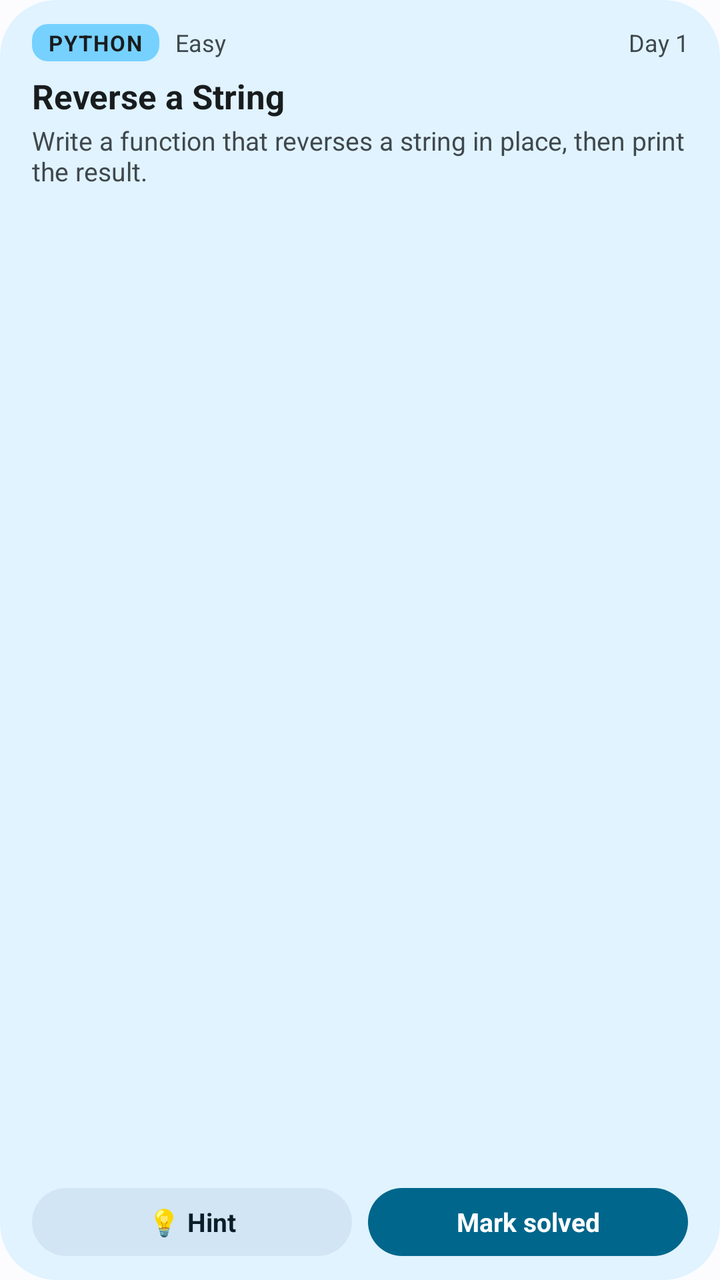
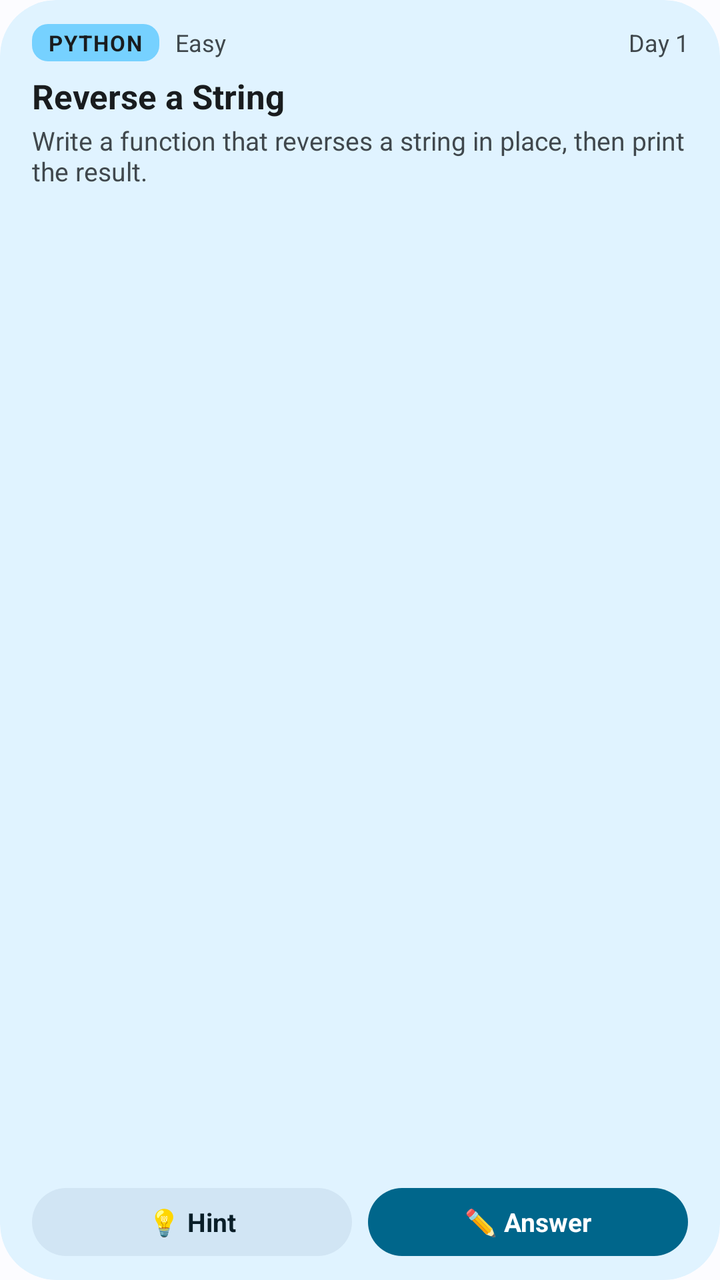

Two renders of the same Android screen: before a commit and after it. Below are the layout's source before the change and the commit's diff.
<!-- AndroidManifest.xml: application theme Theme.DailyCode -->
<!-- res/layout/widget_daily.xml -->
<?xml version="1.0" encoding="utf-8"?>
<LinearLayout xmlns:android="http://schemas.android.com/apk/res/android"
    android:id="@android:id/background"
    android:layout_width="match_parent"
    android:layout_height="match_parent"
    android:background="@drawable/widget_bg"
    android:clipToOutline="true"
    android:orientation="vertical"
    android:paddingStart="16dp"
    android:paddingTop="12dp"
    android:paddingEnd="16dp"
    android:paddingBottom="12dp">

    <LinearLayout
        android:layout_width="match_parent"
        android:layout_height="wrap_content"
        android:gravity="center_vertical"
        android:orientation="horizontal">

        <TextView
            android:id="@+id/chip_lang"
            android:layout_width="wrap_content"
            android:layout_height="wrap_content"
            android:background="@drawable/chip_py"
            android:letterSpacing="0.06"
            android:paddingStart="8dp"
            android:paddingTop="2dp"
            android:paddingEnd="8dp"
            android:paddingBottom="2dp"
            android:text="@string/sample_lang"
            android:textColor="@color/chip_text"
            android:textSize="11sp"
            android:textStyle="bold" />

        <TextView
            android:id="@+id/text_difficulty"
            android:layout_width="wrap_content"
            android:layout_height="wrap_content"
            android:layout_marginStart="8dp"
            android:text="@string/sample_difficulty"
            android:textColor="@color/text_secondary"
            android:textSize="12sp" />

        <TextView
            android:id="@+id/text_meta"
            android:layout_width="0dp"
            android:layout_height="wrap_content"
            android:layout_weight="1"
            android:gravity="end"
            android:maxLines="1"
            android:text="@string/sample_meta"
            android:textColor="@color/text_secondary"
            android:textSize="12sp" />
    </LinearLayout>

    <TextView
        android:id="@+id/text_title"
        android:layout_width="match_parent"
        android:layout_height="wrap_content"
        android:layout_marginTop="6dp"
        android:ellipsize="end"
        android:maxLines="1"
        android:text="@string/sample_title"
        android:textColor="@color/text_primary"
        android:textSize="17sp"
        android:textStyle="bold" />

    <TextView
        android:id="@+id/text_prompt"
        android:layout_width="match_parent"
        android:layout_height="0dp"
        android:layout_marginTop="2dp"
        android:layout_weight="1"
        android:ellipsize="end"
        android:maxLines="2"
        android:text="@string/sample_prompt"
        android:textColor="@color/text_secondary"
        android:textSize="13sp" />

    <LinearLayout
        android:layout_width="match_parent"
        android:layout_height="wrap_content"
        android:layout_marginTop="6dp"
        android:orientation="horizontal">

        <TextView
            android:id="@+id/btn_hint"
            android:layout_width="0dp"
            android:layout_height="34dp"
            android:layout_weight="1"
            android:background="@drawable/btn_secondary"
            android:gravity="center"
            android:text="@string/widget_hint"
            android:textColor="@color/on_btn_secondary"
            android:textSize="13sp"
            android:textStyle="bold" />

        <TextView
            android:id="@+id/btn_solved"
            android:layout_width="0dp"
            android:layout_height="34dp"
            android:layout_marginStart="8dp"
            android:layout_weight="1"
            android:background="@drawable/btn_primary"
            android:gravity="center"
            android:text="@string/widget_mark_solved"
            android:textColor="@color/on_btn_primary"
            android:textSize="13sp"
            android:textStyle="bold" />
    </LinearLayout>
</LinearLayout>
<!-- resources referenced by this layout -->
<resources>
  <color name="chip_text">@android:color/system_neutral1_900</color>
  <color name="on_btn_primary">@android:color/system_accent1_0</color>
  <color name="on_btn_secondary">@android:color/system_accent2_900</color>
  <color name="text_primary">@android:color/system_neutral1_900</color>
  <color name="text_secondary">@android:color/system_neutral2_700</color>
  <!-- drawable btn_primary (drawable) -->
  <?xml version="1.0" encoding="utf-8"?>
  <ripple xmlns:android="http://schemas.android.com/apk/res/android"
      android:color="?android:attr/colorControlHighlight">
      <item>
          <shape android:shape="rectangle">
              <solid android:color="@color/btn_primary" />
              <corners android:radius="100dp" />
          </shape>
      </item>
  </ripple>
  <!-- drawable btn_secondary (drawable) -->
  <?xml version="1.0" encoding="utf-8"?>
  <ripple xmlns:android="http://schemas.android.com/apk/res/android"
      android:color="?android:attr/colorControlHighlight">
      <item>
          <shape android:shape="rectangle">
              <solid android:color="@color/btn_secondary" />
              <corners android:radius="100dp" />
          </shape>
      </item>
  </ripple>
  <!-- drawable chip_py (drawable) -->
  <?xml version="1.0" encoding="utf-8"?>
  <shape xmlns:android="http://schemas.android.com/apk/res/android" android:shape="rectangle">
      <solid android:color="@color/chip_py" />
      <corners android:radius="8dp" />
  </shape>
  <!-- drawable widget_bg (drawable) -->
  <?xml version="1.0" encoding="utf-8"?>
  <shape xmlns:android="http://schemas.android.com/apk/res/android" android:shape="rectangle">
      <solid android:color="@color/widget_bg" />
      <corners android:radius="@android:dimen/system_app_widget_background_radius" />
  </shape>
  <string name="sample_difficulty">Easy</string>
  <string name="sample_lang">PYTHON</string>
  <string name="sample_meta">Day 1</string>
  <string name="sample_prompt">Write a function that reverses a string in place, then print the result.</string>
  <string name="sample_title">Reverse a String</string>
  <string name="widget_hint">💡 Hint</string>
  <string name="widget_mark_solved">Mark solved</string>
  <style name="Theme.DailyCode" parent="@android:style/Theme.DeviceDefault.DayNight">
          <item name="android:windowActionBar">false</item>
          <item name="android:windowNoTitle">true</item>
          <item name="android:windowBackground">@color/app_bg</item>
          <item name="android:colorAccent">@color/accent</item>
          <item name="android:windowLightStatusBar">@bool/light_system_bars</item>
          <item name="android:windowLightNavigationBar">@bool/light_system_bars</item>
      </style>
  <color name="btn_primary">@android:color/system_accent1_600</color>
  <color name="btn_secondary">@android:color/system_accent2_100</color>
  <color name="chip_py">@android:color/system_accent1_200</color>
  <color name="widget_bg">@android:color/system_accent2_50</color>
  <color name="app_bg">@android:color/system_neutral1_10</color>
  <color name="accent">@android:color/system_accent1_600</color>
</resources>

<!-- the commit's change to res/layout/widget_daily.xml (unified diff, before → after) -->
@@ -103,7 +103,7 @@
             android:layout_weight="1"
             android:background="@drawable/btn_primary"
             android:gravity="center"
-            android:text="@string/widget_mark_solved"
+            android:text="@string/widget_answer"
             android:textColor="@color/on_btn_primary"
             android:textSize="13sp"
             android:textStyle="bold" />
<!-- resource entries referenced after the edit -->
@@ -44,8 +44,8 @@
   <string name="sample_meta">Day 1</string>
   <string name="sample_prompt">Write a function that reverses a string in place, then print the result.</string>
   <string name="sample_title">Reverse a String</string>
+  <string name="widget_answer">✏️ Answer</string>
   <string name="widget_hint">💡 Hint</string>
-  <string name="widget_mark_solved">Mark solved</string>
   <style name="Theme.DailyCode" parent="@android:style/Theme.DeviceDefault.DayNight">
           <item name="android:windowActionBar">false</item>
           <item name="android:windowNoTitle">true</item>
